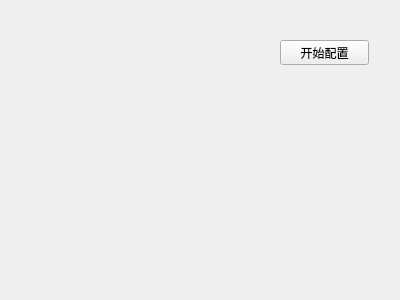
Before: the Qt Designer form extendwidget.ui in vince7839/GmsAutoTool, drawn with Qt 5.
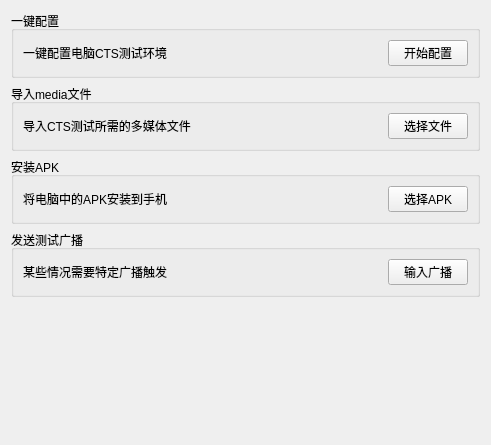
After: the same form once the commit is applied.

Commit message: 从xml配置文件解析命令 新添加日志系统

```diff
--- a/extendwidget.ui
+++ b/extendwidget.ui
@@ -6,26 +6,172 @@
    <rect>
     <x>0</x>
     <y>0</y>
-    <width>400</width>
-    <height>300</height>
+    <width>491</width>
+    <height>445</height>
    </rect>
   </property>
   <property name="windowTitle">
    <string>Form</string>
   </property>
-  <widget class="QPushButton" name="btn_configPC">
-   <property name="geometry">
-    <rect>
-     <x>280</x>
-     <y>40</y>
-     <width>89</width>
-     <height>25</height>
-    </rect>
-   </property>
-   <property name="text">
-    <string>开始配置</string>
-   </property>
-  </widget>
+  <layout class="QVBoxLayout" name="verticalLayout">
+   <item>
+    <widget class="QGroupBox" name="groupBox">
+     <property name="title">
+      <string>一键配置</string>
+     </property>
+     <layout class="QHBoxLayout" name="horizontalLayout">
+      <item>
+       <widget class="QLabel" name="label">
+        <property name="text">
+         <string>一键配置电脑CTS测试环境</string>
+        </property>
+       </widget>
+      </item>
+      <item>
+       <spacer name="horizontalSpacer">
+        <property name="orientation">
+         <enum>Qt::Horizontal</enum>
+        </property>
+        <property name="sizeHint" stdset="0">
+         <size>
+          <width>178</width>
+          <height>20</height>
+         </size>
+        </property>
+       </spacer>
+      </item>
+      <item>
+       <widget class="QPushButton" name="btn_configPC">
+        <property name="text">
+         <string>开始配置</string>
+        </property>
+       </widget>
+      </item>
+     </layout>
+    </widget>
+   </item>
+   <item>
+    <widget class="QGroupBox" name="groupBox_2">
+     <property name="title">
+      <string>导入media文件</string>
+     </property>
+     <layout class="QHBoxLayout" name="horizontalLayout_2">
+      <item>
+       <widget class="QLabel" name="label_2">
+        <property name="text">
+         <string>导入CTS测试所需的多媒体文件</string>
+        </property>
+       </widget>
+      </item>
+      <item>
+       <spacer name="horizontalSpacer_2">
+        <property name="orientation">
+         <enum>Qt::Horizontal</enum>
+        </property>
+        <property name="sizeHint" stdset="0">
+         <size>
+          <width>148</width>
+          <height>20</height>
+         </size>
+        </property>
+       </spacer>
+      </item>
+      <item>
+       <widget class="QPushButton" name="btn_push">
+        <property name="text">
+         <string>选择文件</string>
+        </property>
+       </widget>
+      </item>
+     </layout>
+    </widget>
+   </item>
+   <item>
+    <widget class="QGroupBox" name="groupBox_3">
+     <property name="title">
+      <string>安装APK</string>
+     </property>
+     <layout class="QHBoxLayout" name="horizontalLayout_3">
+      <item>
+       <widget class="QLabel" name="label_3">
+        <property name="text">
+         <string>将电脑中的APK安装到手机</string>
+        </property>
+       </widget>
+      </item>
+      <item>
+       <spacer name="horizontalSpacer_3">
+        <property name="orientation">
+         <enum>Qt::Horizontal</enum>
+        </property>
+        <property name="sizeHint" stdset="0">
+         <size>
+          <width>175</width>
+          <height>20</height>
+         </size>
+        </property>
+       </spacer>
+      </item>
+      <item>
+       <widget class="QPushButton" name="btn_install">
+        <property name="text">
+         <string>选择APK</string>
+        </property>
+       </widget>
+      </item>
+     </layout>
+    </widget>
+   </item>
+   <item>
+    <widget class="QGroupBox" name="groupBox_4">
+     <property name="title">
+      <string>发送测试广播</string>
+     </property>
+     <layout class="QHBoxLayout" name="horizontalLayout_4">
+      <item>
+       <widget class="QLabel" name="label_4">
+        <property name="text">
+         <string>某些情况需要特定广播触发</string>
+        </property>
+       </widget>
+      </item>
+      <item>
+       <spacer name="horizontalSpacer_4">
+        <property name="orientation">
+         <enum>Qt::Horizontal</enum>
+        </property>
+        <property name="sizeHint" stdset="0">
+         <size>
+          <width>174</width>
+          <height>20</height>
+         </size>
+        </property>
+       </spacer>
+      </item>
+      <item>
+       <widget class="QPushButton" name="btn_broadcast">
+        <property name="text">
+         <string>输入广播</string>
+        </property>
+       </widget>
+      </item>
+     </layout>
+    </widget>
+   </item>
+   <item>
+    <spacer name="verticalSpacer">
+     <property name="orientation">
+      <enum>Qt::Vertical</enum>
+     </property>
+     <property name="sizeHint" stdset="0">
+      <size>
+       <width>20</width>
+       <height>112</height>
+      </size>
+     </property>
+    </spacer>
+   </item>
+  </layout>
  </widget>
  <resources/>
  <connections/>
```
The commit also changes 12 other files.
